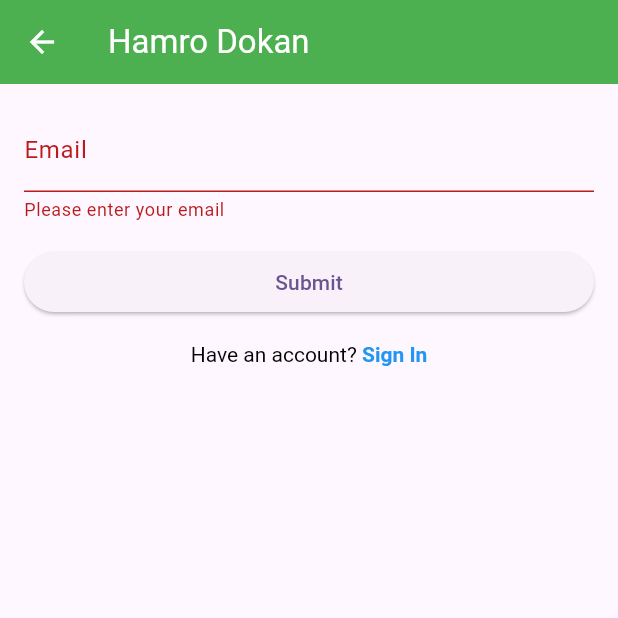
After one commit to sndp231998/HMRODOKAN, a Flutter app: the ForgotPassword screen opened directly, after a tap on "Submit", on a phone screen of 412 x 824 dp, the top half of it. The commit adds this screen. Run offline on Flutter 3.47's test engine with Material 2 defaults, Android fonts, the phone set to English and light mode, and no system bars; missing offline and left inert: flutter_barcode_scanner.

Commit message:
forgetpw && remanme

```diff
--- /dev/null
+++ b/lib/pages/forgetpassword.dart
@@ -0,0 +1,107 @@
+import 'package:flutter/material.dart';
+import 'package:hmrodokan/pages/login.dart';
+
+class ForgotPassword extends StatefulWidget {
+  const ForgotPassword({Key? key});
+
+  @override
+  State<ForgotPassword> createState() => _ForgotPasswordState();
+}
+
+class _ForgotPasswordState extends State<ForgotPassword> {
+  // Form Key
+  final GlobalKey<FormState> _formKey = GlobalKey<FormState>();
+
+  // TextForm Controller
+  TextEditingController emailController = TextEditingController();
+
+  // Form Validation
+  bool _validateAndSave() {
+    final form = _formKey.currentState;
+    if (form!.validate()) {
+      form.save();
+      return true;
+    }
+    return false;
+  }
+
+  void _validateAndSubmit() {
+    if (_validateAndSave()) {
+      // TODO: Perform sign-up logic here
+    }
+  }
+
+  @override
+  Widget build(BuildContext context) {
+    return Scaffold(
+      appBar: AppBar(
+        backgroundColor: Colors.green,
+        foregroundColor: Colors.white,
+        title: const Text("Hamro Dokan"),
+      ),
+      body: WillPopScope(
+        onWillPop: () {
+          return Future.value(false);
+        },
+        child: Container(
+          padding: const EdgeInsets.all(16.0),
+          child: Form(
+            key: _formKey,
+            child: Column(
+              crossAxisAlignment: CrossAxisAlignment.stretch,
+              children: <Widget>[
+                TextFormField(
+                  controller: emailController,
+                  decoration: const InputDecoration(labelText: 'Email'),
+                  validator: (value) {
+                    if (value!.isEmpty) {
+                      return 'Please enter your email';
+                    }
+                    return null;
+                  },
+                  onSaved: (value) => emailController.text = value!,
+                ),
+                const SizedBox(height: 16.0),
+                ElevatedButton(
+                  onPressed: _validateAndSubmit,
+                  child: const Text('Submit'),
+                ),
+                const SizedBox(height: 16.0),
+                Center(
+                  child: GestureDetector(
+                    onTap: _navigateToSignIn,
+                    child: RichText(
+                      text: const TextSpan(
+                        text: 'Have an account? ',
+                        style: TextStyle(color: Colors.black),
+                        children: <TextSpan>[
+                          TextSpan(
+                            text: 'Sign In',
+                            style: TextStyle(
+                              fontWeight: FontWeight.bold,
+                              color: Colors.blue,
+                            ),
+                          ),
+                        ],
+                      ),
+                    ),
+                  ),
+                ),
+              ],
+            ),
+          ),
+        ),
+      ),
+    );
+  }
+
+  // Goto SignIn Page
+  void _navigateToSignIn() {
+    Navigator.pushReplacement(
+      context,
+      MaterialPageRoute(
+        builder: (context) => const Login(userType: ''),
+      ),
+    );
+  }
+}
```
Also changed, not shown: lib/pages/login.dart (+33 -57 lines).
